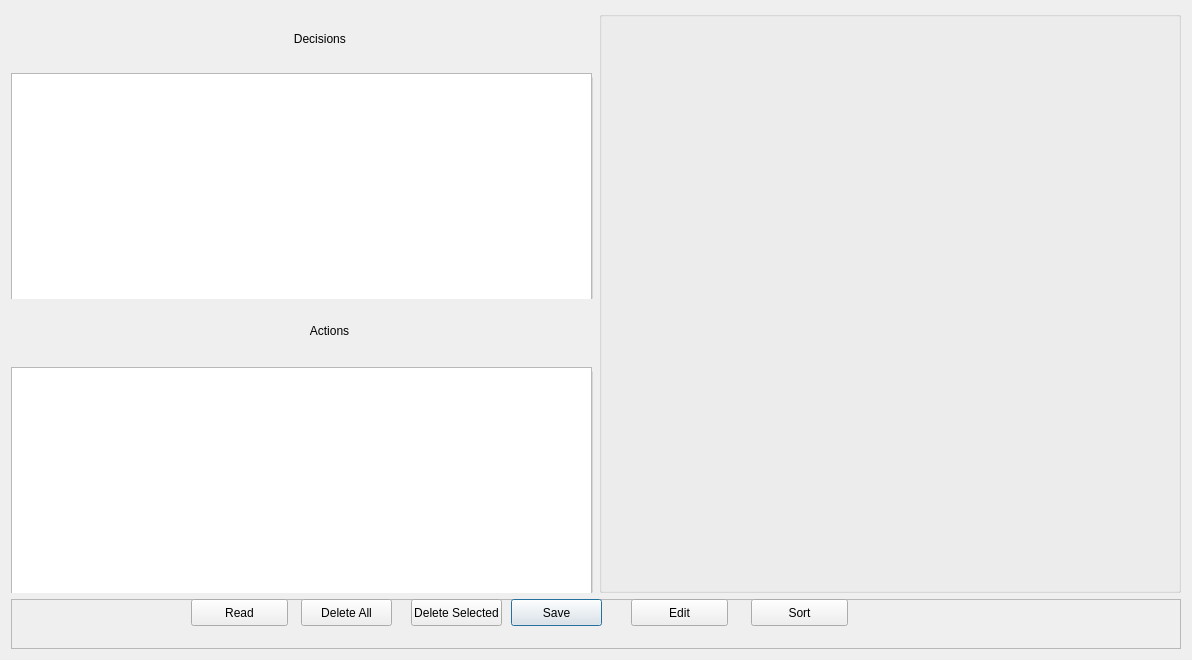
Qt form src/DSDGUI.ui (TobiasTiedtke/Projekt_dsd_gui) before a commit.
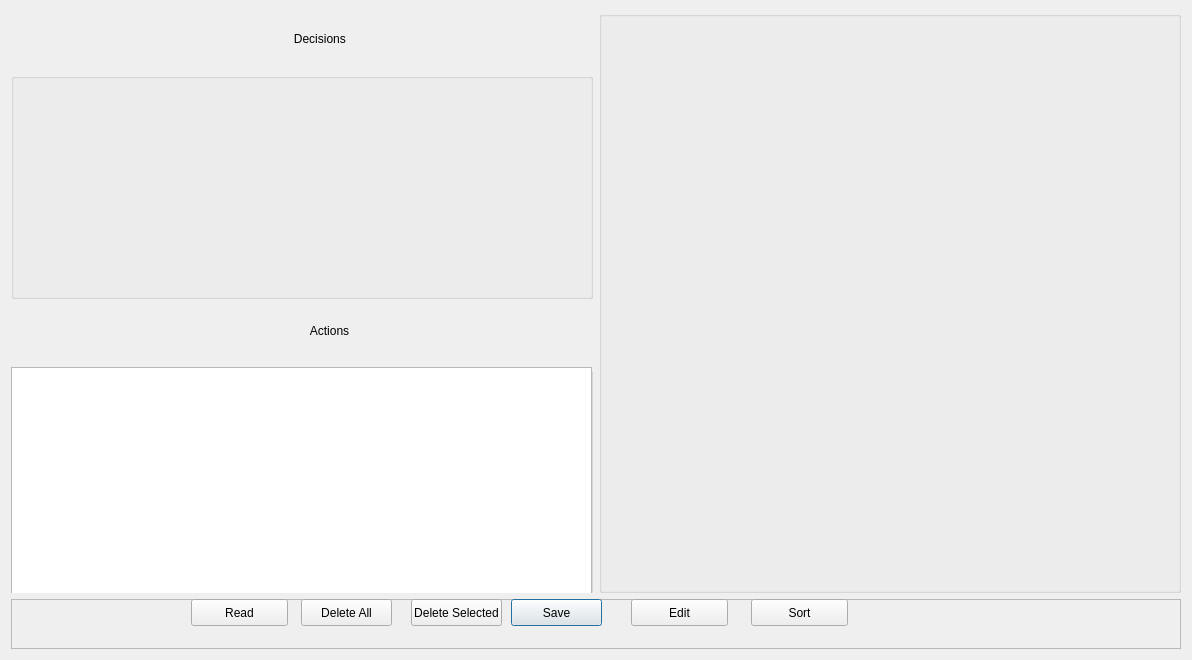
The same form after that commit.

Commit message: tried to add the text-editing in the dropEvent

Diff of the .ui file:
```diff
--- a/src/DSDGUI.ui
+++ b/src/DSDGUI.ui
@@ -65,25 +65,6 @@
              <property name="title">
               <string/>
              </property>
-             <widget class="QListWidget" name="DecisionList">
-              <property name="geometry">
-               <rect>
-                <x>0</x>
-                <y>0</y>
-                <width>581</width>
-                <height>231</height>
-               </rect>
-              </property>
-              <property name="sizePolicy">
-               <sizepolicy hsizetype="Maximum" vsizetype="Maximum">
-                <horstretch>0</horstretch>
-                <verstretch>0</verstretch>
-               </sizepolicy>
-              </property>
-              <property name="dragDropMode">
-               <enum>QAbstractItemView::DragOnly</enum>
-              </property>
-             </widget>
             </widget>
            </item>
           </layout>
```
The commit also changes 2 other files.
